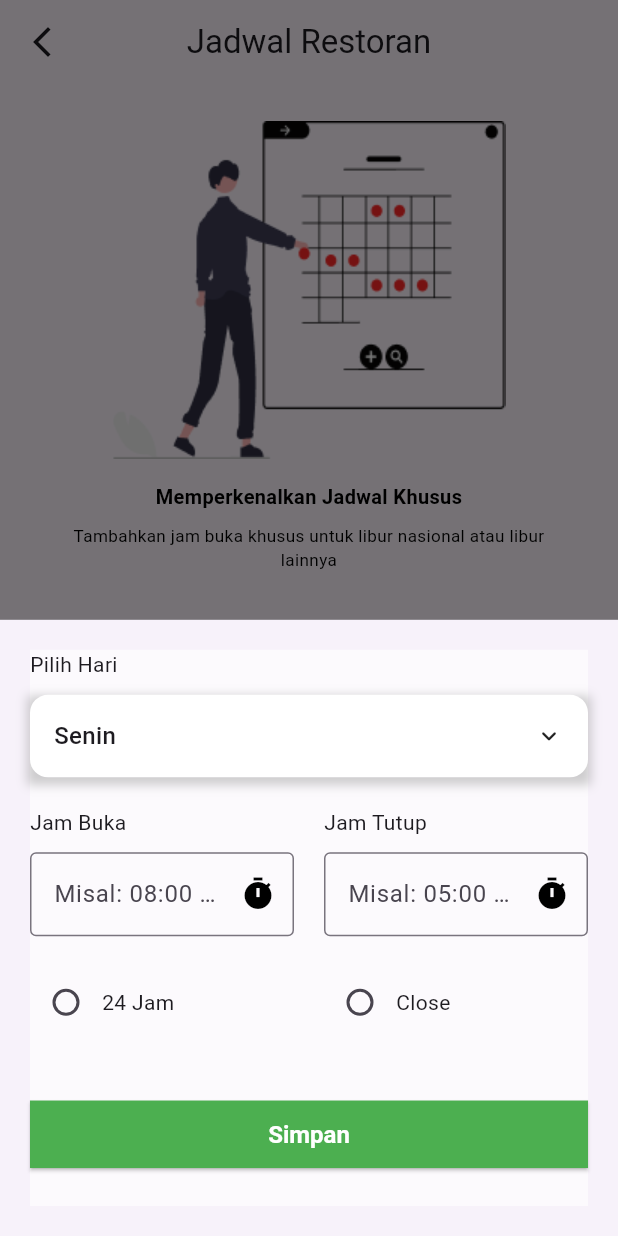
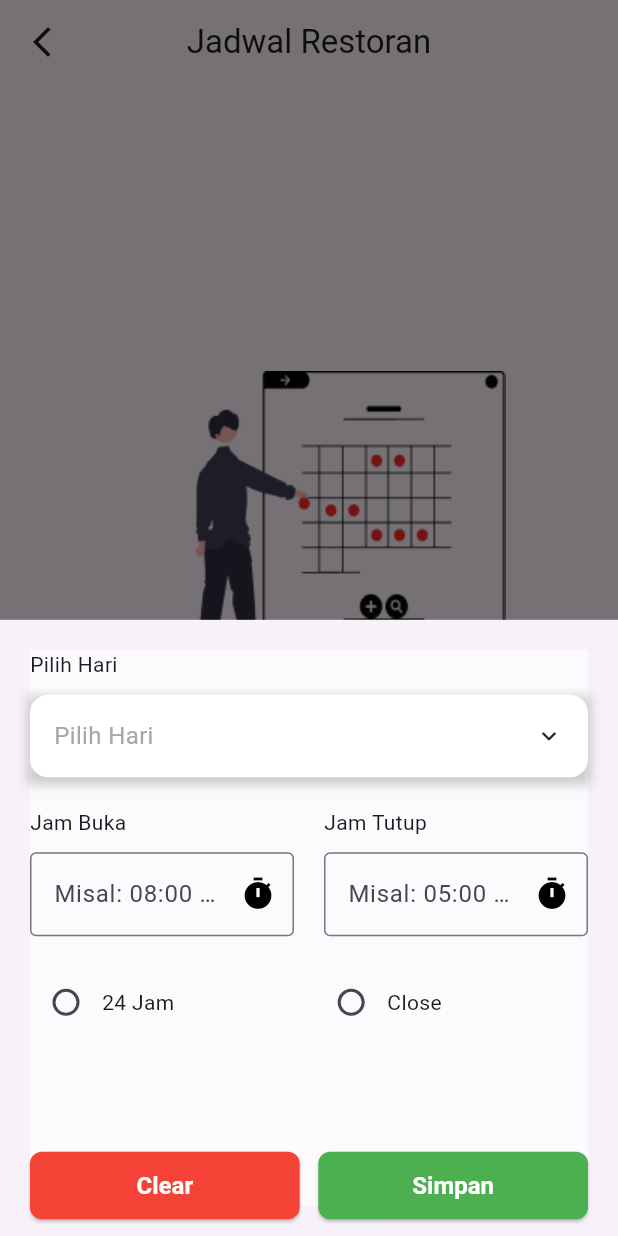
Before and after one commit to Shade2012/warmindo_admin_ui, a Flutter app: the SchedulePage screen opened by its route, after a tap on "Tambah Jadwal Khusus", on a phone screen of 412 x 824 dp. Run offline on Flutter 3.47's test engine with Material 3 defaults, Android fonts, the phone set to English and light mode, and no system bars; our stand-ins replace animated_custom_dropdown, flutter_svg, font_awesome_flutter, get, google_fonts, syncfusion_flutter_charts; Roboto replaces fonts that are missing (Oxygen).

Commit message:
fix: [AF] fix schedule & bottom-sheet schedule

```diff
--- a/lib/pages/bottom_sheet_schedule/view/bottomsheet_schedule_page.dart
+++ b/lib/pages/bottom_sheet_schedule/view/bottomsheet_schedule_page.dart
@@ -16,8 +16,7 @@ const List<Day> _dayItems = [
 ];
 
 class BottomSheetSchedule extends StatelessWidget {
-  final BottomSheetScheduleController _controller =
-      Get.put(BottomSheetScheduleController());
+  final BottomSheetScheduleController _controller = Get.put(BottomSheetScheduleController());
 
   BottomSheetSchedule({Key? key}) : super(key: key);
 
@@ -38,14 +37,6 @@ class BottomSheetSchedule extends StatelessWidget {
             Text('Pilih Hari'),
             SizedBox(height: 10),
             Container(
-              child: CustomDropdown<Day>.multiSelect(
-                items: _dayItems,
-                initialItems: _dayItems.take(1).toList(),
-                onListChanged: (value) {
-                  log('changing value to: $value');
-                  _controller.selectedDays.value = value;
-                },
-              ),
               decoration: BoxDecoration(boxShadow: [
                 BoxShadow(
                   color: Colors.grey.withOpacity(0.5),
@@ -54,6 +45,17 @@ class BottomSheetSchedule extends StatelessWidget {
                   offset: Offset(0, 3),
                 ),
               ]),
+              child: Obx(() {
+                return CustomDropdown<Day>.multiSelect(
+                  hintText: 'Pilih Hari',
+                  items: _dayItems,
+                  initialItems: _controller.selectedDays.toList(),
+                  onListChanged: (value) {
+                    log('changing value to: $value');
+                    _controller.selectedDays.value = value;
+                  },
+                );
+              }),
             ),
             SizedBox(height: 20),
             Row(
@@ -67,13 +69,10 @@ class BottomSheetSchedule extends StatelessWidget {
                       Obx(() {
                         return TextFormField(
                           onTap: () => _controller.chooseTime(context, true),
-                          enabled: !(_controller.is24Hours.value ||
-                              _controller.isClosedStatus.value),
+                          enabled: !(_controller.is24Hours.value || _controller.isClosedStatus.value),
                           readOnly: true,
                           controller: TextEditingController(
-                            text: _controller.openingTime.value
-                                    ?.format(context) ??
-                                '',
+                            text: _controller.openingTime.value?.format(context) ?? '',
                           ),
                           decoration: InputDecoration(
                             border: OutlineInputBorder(),
@@ -98,13 +97,10 @@ class BottomSheetSchedule extends StatelessWidget {
                       Obx(() {
                         return TextFormField(
                           onTap: () => _controller.chooseTime(context, false),
-                          enabled: !(_controller.is24Hours.value ||
-                              _controller.isClosedStatus.value),
+                          enabled: !(_controller.is24Hours.value || _controller.isClosedStatus.value),
                           readOnly: true,
                           controller: TextEditingController(
-                            text: _controller.closingTime.value
-                                    ?.format(context) ??
-                                '',
+                            text: _controller.closingTime.value?.format(context) ?? '',
                           ),
                           decoration: InputDecoration(
                             border: OutlineInputBorder(),
@@ -130,21 +126,21 @@ class BottomSheetSchedule extends StatelessWidget {
                       Obx(() => Radio(
                             value: true,
                             groupValue: _controller.is24Hours.value,
-                            onChanged: _controller.toggle24Hours,
+                            onChanged: (value) => _controller.toggle24Hours(value),
                             activeColor: Colors.purple,
                           )),
                       Text('24 Jam'),
                     ],
                   ),
                 ),
-                SizedBox(width: 20),
+                SizedBox(width: screenWidth * 0.02),
                 Expanded(
                   child: Row(
                     children: [
                       Obx(() => Radio(
                             value: true,
                             groupValue: _controller.isClosedStatus.value,
-                            onChanged: _controller.toggleClosed,
+                            onChanged: (value) => _controller.toggleClosed(value),
                             activeColor: Colors.purple,
                           )),
                       Text('Close'),
@@ -153,24 +149,47 @@ class BottomSheetSchedule extends StatelessWidget {
                 ),
               ],
             ),
-            SizedBox(height: 40),
-            Center(
+            SizedBox(height: screenHeight * 0.09),
+            Row(
+              children: [
+                Expanded(
                   child: ElevatedButton(
                     onPressed: () {
-                  _controller.addSchedule(); // Add this line
-                  log('Button clicked');
+                      _controller.reset();
+                      log('Clear button clicked');
                     },
                     style: ElevatedButton.styleFrom(
-                  backgroundColor: Colors.green, // Warna latar belakang tombol
-                  foregroundColor: Colors.white, // Warna teks tombol
-                  minimumSize: Size(screenWidth, 45),
+                      backgroundColor: Colors.red,
+                      foregroundColor: Colors.white,
+                      minimumSize: Size(screenWidth / 2 - 30, 45),
                       textStyle: TextStyle(
                         fontSize: 16,
                         fontWeight: FontWeight.bold,
                       ),
                       shape: RoundedRectangleBorder(
-                    borderRadius:
-                        BorderRadius.zero, // Membuat tombol menjadi kotak
+                        borderRadius: BorderRadius.circular(8),
+                      ),
+                    ),
+                    child: Text('Clear'),
+                  ),
+                ),
+                SizedBox(width: screenWidth * 0.03),
+                Expanded(
+                  child: ElevatedButton(
+                    onPressed: () {
+                      _controller.addSchedule();
+                      log('Save button clicked');
+                    },
+                    style: ElevatedButton.styleFrom(
+                      backgroundColor: Colors.green, // Warna latar belakang tombol
+                      foregroundColor: Colors.white, // Warna teks tombol
+                      minimumSize: Size(screenWidth / 2 - 30, 45),
+                      textStyle: TextStyle(
+                        fontSize: 16,
+                        fontWeight: FontWeight.bold,
+                      ),
+                      shape: RoundedRectangleBorder(
+                        borderRadius: BorderRadius.circular(8),
                       ),
                     ),
                     child: Text('Simpan'),
@@ -178,6 +197,8 @@ class BottomSheetSchedule extends StatelessWidget {
                 ),
               ],
             ),
+          ],
+        ),
       ),
     );
   }
```
Also changed, not shown: lib/pages/bottom_sheet_schedule/controller/bottomsheet_schedule_controller.dart (+34 -1 lines), lib/pages/schedule_page/view/schedule_page.dart (+65 -11 lines). Lines whose indentation alone changed are shown as unchanged.
